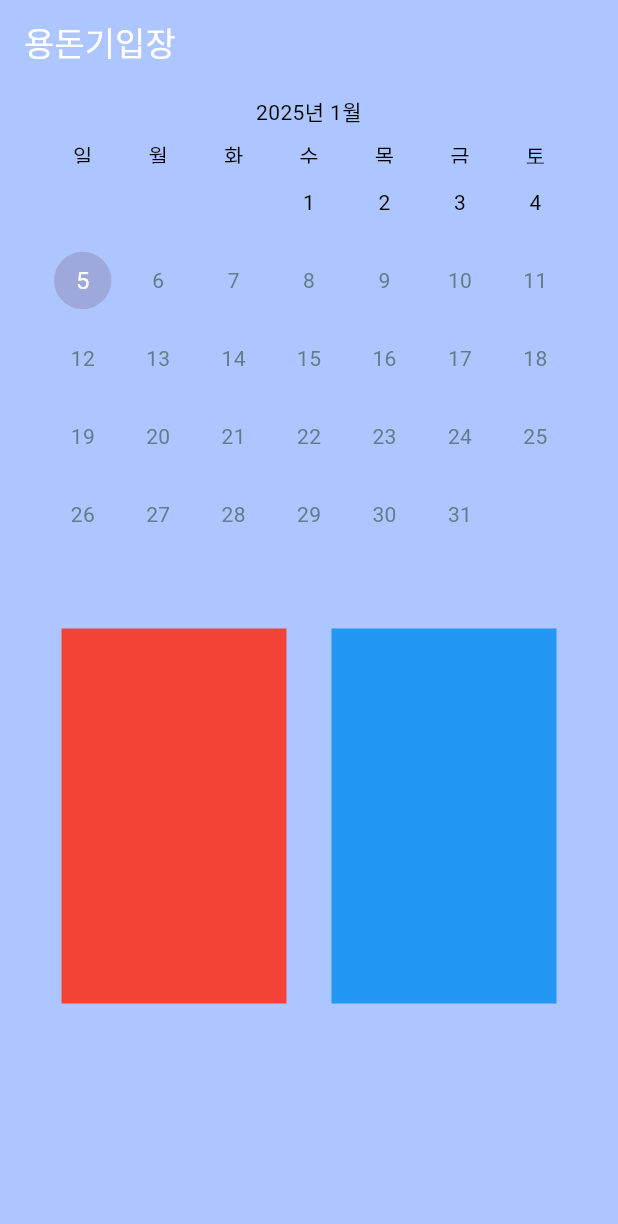
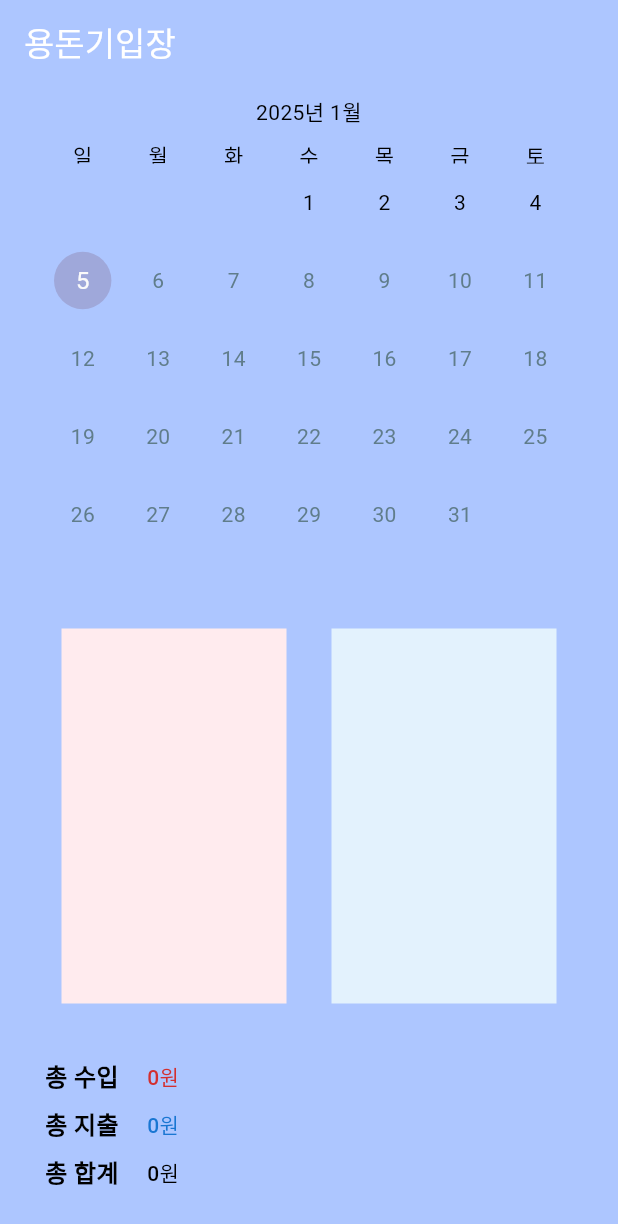
Before and after one commit to imchulm2n/yongdon, a Flutter app: the screen it shows after launch, on a phone screen of 412 x 824 dp. Shown: the top 1224 px of the screen. Run offline on Flutter 3.47's test engine with Material 3 defaults, Android fonts, the phone set to English and light mode, and no system bars; drawn by our look-alikes of table_calendar; Roboto replaces fonts that are missing (Nanum_Sungsil).

```diff
--- a/lib/screens/main_screen.dart
+++ b/lib/screens/main_screen.dart
@@ -17,7 +17,9 @@ class MainScreen extends StatelessWidget {
         backgroundColor: Theme.of(context).colorScheme.inversePrimary,
       ),
       backgroundColor: Theme.of(context).colorScheme.inversePrimary,
-      body: Column(
+      body: Stack(
+        children: [
+          Column(
             children: [
               Padding(
                 padding: const EdgeInsets.symmetric(
@@ -32,7 +34,7 @@ class MainScreen extends StatelessWidget {
                 mainAxisAlignment: MainAxisAlignment.center,
                 children: [
                   Container(
-                color: Colors.red,
+                    color: Colors.red[50],
                     height: 250,
                     width: 150,
                   ),
@@ -40,7 +42,7 @@ class MainScreen extends StatelessWidget {
                     width: 30,
                   ),
                   Container(
-                color: Colors.blue,
+                    color: Colors.blue[50],
                     height: 250,
                     width: 150,
                   ),
@@ -48,6 +50,50 @@ class MainScreen extends StatelessWidget {
               )
             ],
           ),
+          // 총계 정보
+          Positioned(
+            left: 30,
+            bottom: 30,
+            child: Column(
+              crossAxisAlignment: CrossAxisAlignment.start,
+              children: [
+                _buildTotalInfo('총 수입', '0', Colors.red[700]!),
+                SizedBox(height: 8),
+                _buildTotalInfo('총 지출', '0', Colors.blue[700]!),
+                SizedBox(height: 8),
+                _buildTotalInfo('총 합계', '0', Colors.black),
+              ],
+            ),
+          ),
+        ],
+      ),
+    );
+  }
+
+  Widget _buildTotalInfo(String label, String amount, Color color) {
+    return Row(
+      children: [
+        SizedBox(
+          width: 60,
+          child: Text(
+            label,
+            style: TextStyle(
+              color: Colors.black,
+              fontSize: 16,
+              fontWeight: FontWeight.bold,
+            ),
+          ),
+        ),
+        SizedBox(width: 8),
+        Text(
+          '$amount원',
+          style: TextStyle(
+            color: color,
+            fontSize: 14,
+            fontWeight: FontWeight.w500,
+          ),
+        ),
+      ],
     );
   }
 }
```
Also changed, not shown: lib/screens/day_detail_screen.dart (added, +136 -0 lines), lib/widget/my_calender.dart (+13 -2 lines). Lines whose indentation alone changed are shown as unchanged.
